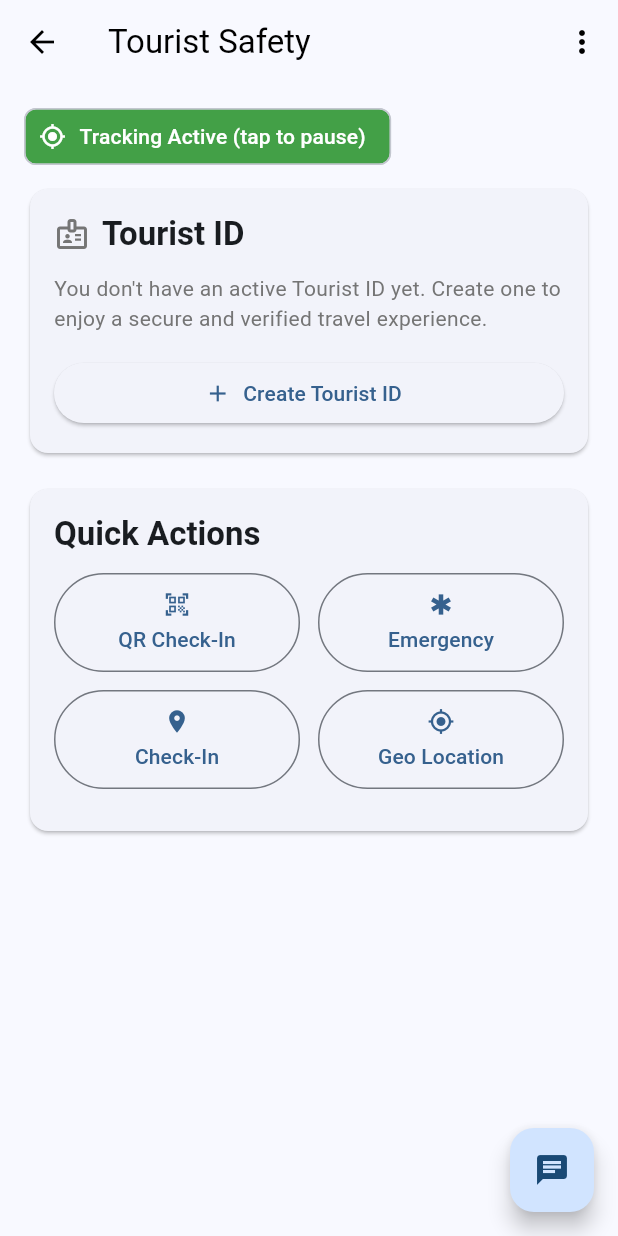
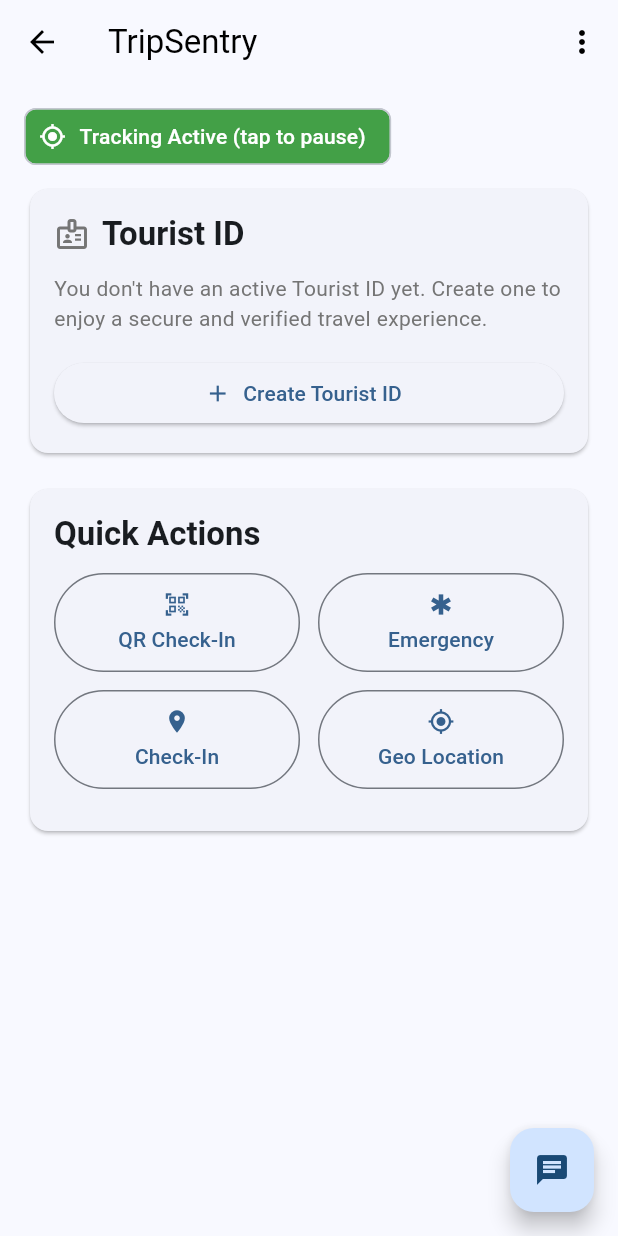
Before and after one commit to 7void/TripSentry, a Flutter app: the HomeScreen screen opened by its route, on a phone screen of 412 x 824 dp. Run offline on Flutter 3.47's test engine with Material 3 defaults, Android fonts, the phone set to English and light mode, and no system bars; our stand-ins replace cloud_firestore, convert, firebase_auth, firebase_core, flutter_dotenv, flutter_local_notifications and 7 more; missing offline and left inert: flutter_phone_direct_caller, geofence_service, porcupine_flutter, web3dart; accounts and stored records are empty.

Commit message:
sanity check

```diff
--- a/lib/screens/home_screen.dart
+++ b/lib/screens/home_screen.dart
@@ -222,7 +222,7 @@ class _HomeScreenState extends State<HomeScreen> {
   Widget build(BuildContext context) {
     return Scaffold(
       appBar: AppBar(
-        title: const Text('Tourist Safety'),
+        title: const Text('TripSentry'),
         actions: [
           PopupMenuButton<String>(
             onSelected: (value) => _handleMenuAction(context, value),
```
